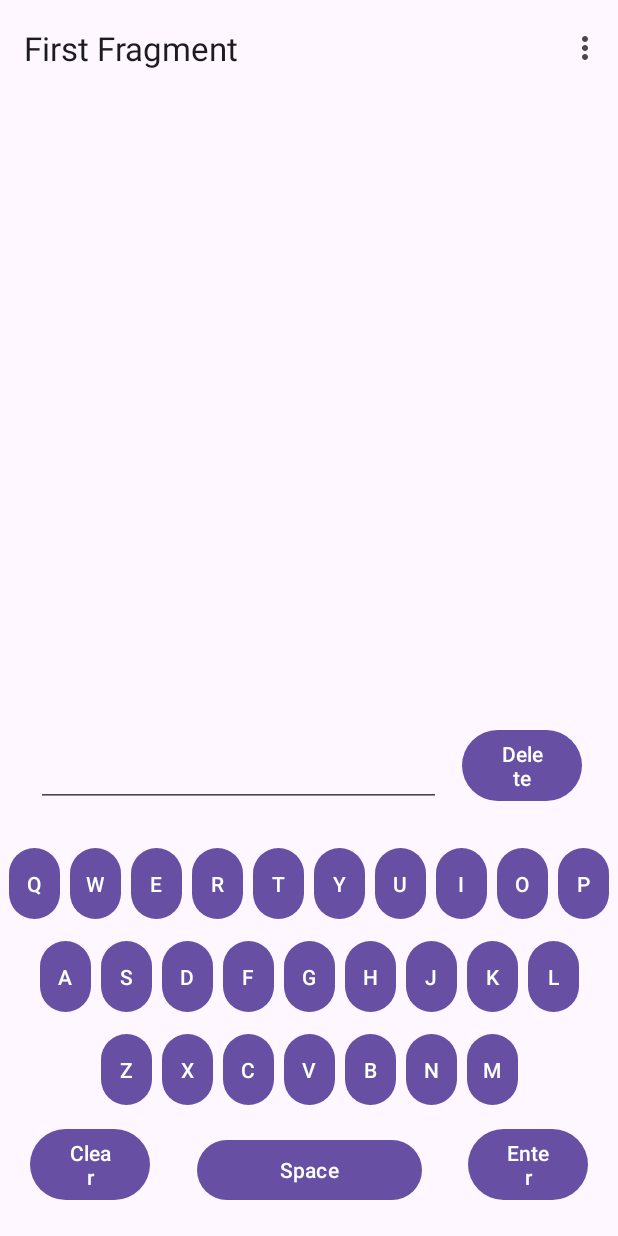
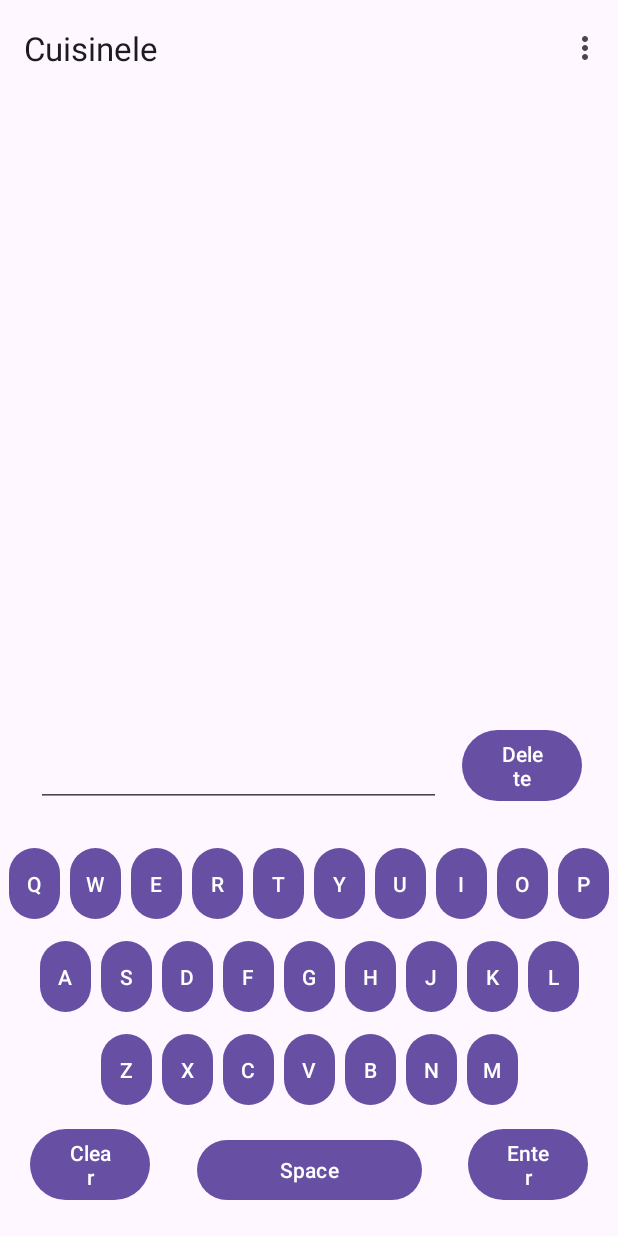
Before and after one commit to Axiomatic314/Cuisinele, an Android app: the screen it shows after launch (MainActivity), on a phone screen of 412 x 824 dp. Run offline under Robolectric (Android 15) with nearby library versions, the phone set to English and light mode, and no system bars; our stand-ins replace navigation-ui.

Commit message:
Remove unused files

```diff
--- a/Cuisinele/app/src/main/java/com/example/cuisinele/FirstFragment.kt
+++ b/Cuisinele/app/src/main/java/com/example/cuisinele/Cuisinele.kt
@@ -5,14 +5,14 @@ import androidx.fragment.app.Fragment
 import android.view.LayoutInflater
 import android.view.View
 import android.view.ViewGroup
-import com.example.cuisinele.databinding.FragmentFirstBinding
+import com.example.cuisinele.databinding.CuisineleBinding
 
 /**
  * A simple [Fragment] subclass as the default destination in the navigation.
  */
-class FirstFragment : Fragment() {
+class Cuisinele : Fragment() {
 
-    private var _binding: FragmentFirstBinding? = null
+    private var _binding: CuisineleBinding? = null
 
     // This property is only valid between onCreateView and
     // onDestroyView.
@@ -22,7 +22,7 @@ class FirstFragment : Fragment() {
         inflater: LayoutInflater, container: ViewGroup?,
         savedInstanceState: Bundle?
     ): View? {
-        _binding = FragmentFirstBinding.inflate(inflater, container, false)
+        _binding = CuisineleBinding.inflate(inflater, container, false)
         setKeyButtons();
 
         return binding.root
--- a/Cuisinele/app/src/main/res/layout/fragment_first.xml
+++ b/Cuisinele/app/src/main/res/layout/cuisinele.xml
@@ -5,15 +5,7 @@
         xmlns:tools="http://schemas.android.com/tools"
         android:layout_width="match_parent"
         android:layout_height="match_parent"
-        tools:context=".FirstFragment" tools:ignore="SpeakableTextPresentCheck" android:id="@+id/nestedScrollView">
-    <LinearLayout
-            android:orientation="vertical"
-            android:layout_width="0dp"
-            android:layout_height="wrap_content"
-            android:id="@+id/pageLayout" app:layout_constraintEnd_toEndOf="parent"
-            app:layout_constraintTop_toTopOf="parent"
-            app:layout_constraintStart_toStartOf="parent" app:layout_constraintBottom_toBottomOf="parent"
-            android:layout_marginBottom="733dp"/>
+        tools:context=".Cuisinele" tools:ignore="SpeakableTextPresentCheck" android:id="@+id/nestedScrollView">
     <EditText
             android:layout_width="270dp"
             android:layout_height="50dp"
--- a/Cuisinele/app/src/main/res/navigation/nav_graph.xml
+++ b/Cuisinele/app/src/main/res/navigation/nav_graph.xml
@@ -3,26 +3,11 @@
             xmlns:app="http://schemas.android.com/apk/res-auto"
             xmlns:tools="http://schemas.android.com/tools"
             android:id="@+id/nav_graph"
-            app:startDestination="@id/FirstFragment">
+            app:startDestination="@id/Home">
 
     <fragment
-            android:id="@+id/FirstFragment"
-            android:name="com.example.cuisinele.FirstFragment"
-            android:label="@string/first_fragment_label"
-            tools:layout="@layout/fragment_first">
-
-        <action
-                android:id="@+id/action_FirstFragment_to_SecondFragment"
-                app:destination="@id/SecondFragment"/>
-    </fragment>
-    <fragment
-            android:id="@+id/SecondFragment"
-            android:name="com.example.cuisinele.SecondFragment"
-            android:label="@string/second_fragment_label"
-            tools:layout="@layout/fragment_second">
-
-        <action
-                android:id="@+id/action_SecondFragment_to_FirstFragment"
-                app:destination="@id/FirstFragment"/>
-    </fragment>
+            android:id="@+id/Home"
+            android:name="com.example.cuisinele.Cuisinele"
+            android:label="@string/app_name"
+            tools:layout="@layout/cuisinele"/>
 </navigation>
```
Also changed, not shown: Cuisinele/app/src/main/java/com/example/cuisinele/SecondFragment.kt (deleted, +0 -44 lines), Cuisinele/app/src/main/res/layout/fragment_second.xml (deleted, +0 -35 lines), Cuisinele/app/src/main/res/values/strings.xml (+0 -34 lines).
